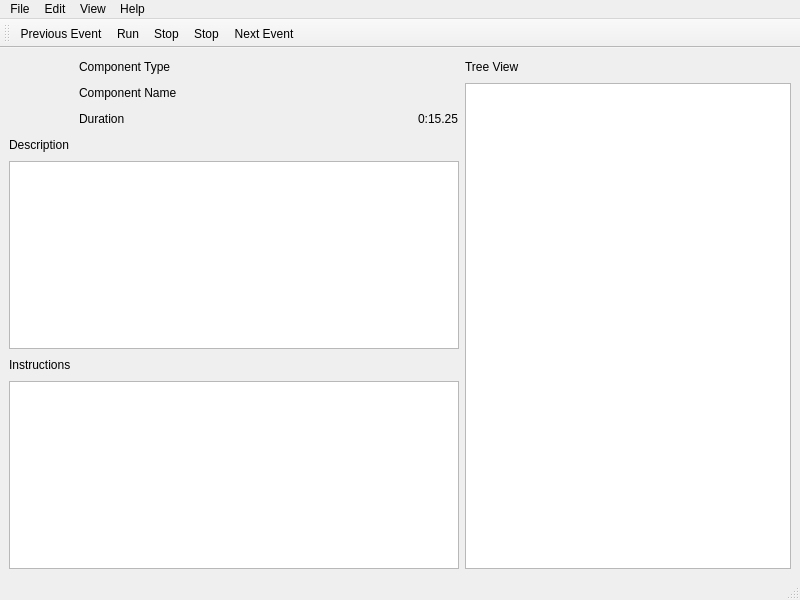
This is UI/Forms/MainWindow.ui in jameskyle/KExperiment as Qt 5 draws it before an edit. The edited form follows.
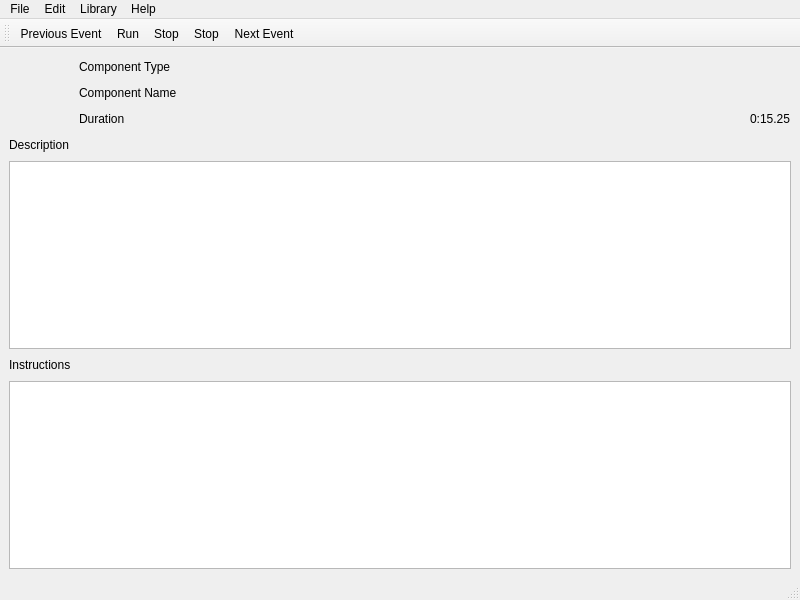
This is the edited form. Icons and pictures are not drawn.

Commit message: Implemented a new ComponentLibrary display. Instead of creating a new dock, user can filter the libraries searchable items by component type through the library menu item. View menu item was removed.

Patch:
```diff
--- a/UI/Forms/MainWindow.ui
+++ b/UI/Forms/MainWindow.ui
@@ -207,37 +207,6 @@
         </item>
        </layout>
       </item>
-      <item>
-       <layout class="QVBoxLayout" name="verticalLayout">
-        <item>
-         <layout class="QHBoxLayout" name="horizontalLayout_7">
-          <item>
-           <widget class="QLabel" name="treeViewLabel">
-            <property name="text">
-             <string>Tree View</string>
-            </property>
-           </widget>
-          </item>
-          <item>
-           <spacer name="horizontalSpacer_4">
-            <property name="orientation">
-             <enum>Qt::Horizontal</enum>
-            </property>
-            <property name="sizeHint" stdset="0">
-             <size>
-              <width>40</width>
-              <height>20</height>
-             </size>
-            </property>
-           </spacer>
-          </item>
-         </layout>
-        </item>
-        <item>
-         <widget class="QTreeView" name="componentTreeView"/>
-        </item>
-       </layout>
-      </item>
      </layout>
     </item>
    </layout>
@@ -256,11 +225,6 @@
      <string>Help</string>
     </property>
    </widget>
-   <widget class="QMenu" name="menuView">
-    <property name="title">
-     <string>View</string>
-    </property>
-   </widget>
    <widget class="QMenu" name="menuFile">
     <property name="title">
      <string>File</string>
@@ -271,14 +235,16 @@
     <property name="title">
      <string>Edit</string>
     </property>
-    <addaction name="actionEditExperiment"/>
-    <addaction name="actionEditTrial"/>
-    <addaction name="actionEditEvent"/>
-    <addaction name="actionEditAction"/>
+    <addaction name="action_Edit_Component"/>
+   </widget>
+   <widget class="QMenu" name="menuLibrary">
+    <property name="title">
+     <string>Library</string>
+    </property>
    </widget>
    <addaction name="menuFile"/>
    <addaction name="menuEdit"/>
-   <addaction name="menuView"/>
+   <addaction name="menuLibrary"/>
    <addaction name="menuHelp"/>
   </widget>
   <widget class="QStatusBar" name="statusbar"/>
```
Left out of the diff: 5 changed lines with no effect on the pictures. The commit also changes 4 other files.
